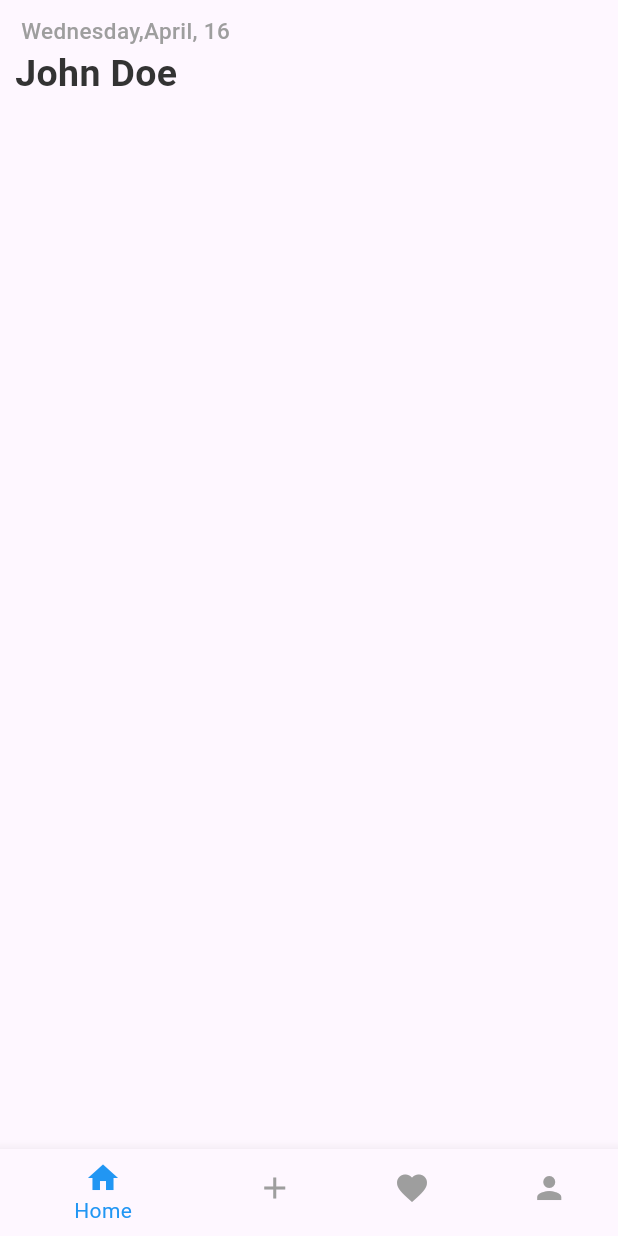
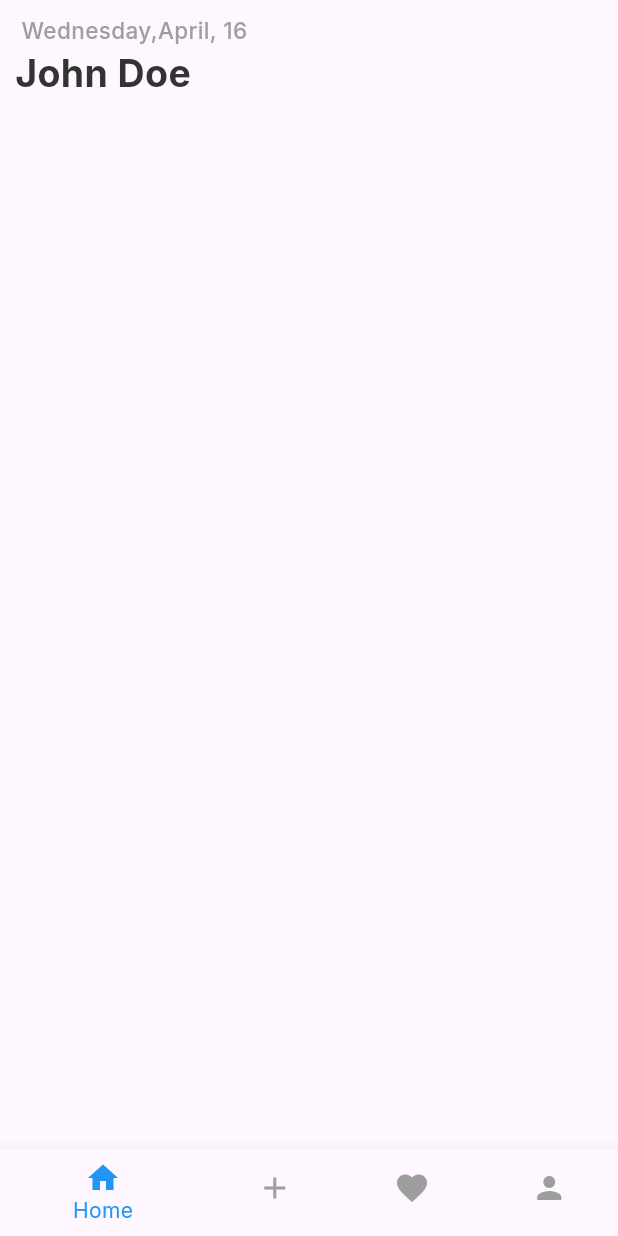
Before and after one commit to IKDewaraja/FlutterGuide, a Flutter app: the screen it shows after launch, on a phone screen of 412 x 824 dp. Run offline on Flutter 3.47's test engine with Material 3 defaults, Android fonts, the phone set to English and light mode, and no system bars; our stand-ins replace google_fonts.

Commit message:
add google fonts for the app

```diff
--- a/workout_planner/lib/main.dart
+++ b/workout_planner/lib/main.dart
@@ -1,4 +1,5 @@
 import 'package:flutter/material.dart';
+import 'package:google_fonts/google_fonts.dart';
 
 import 'package:workout_planner/pages/home_page.dart';
 import 'package:workout_planner/pages/add_new_page.dart';
@@ -34,6 +35,10 @@ int _currentIndex = 0;
     return  MaterialApp(
       debugShowCheckedModeBanner: false,
       title: "Workout Planner",
+      theme: ThemeData(
+        primaryColor: Colors.blue,
+        textTheme: GoogleFonts.interTextTheme(
+          Theme.of(context).textTheme)),
       home: Scaffold(
         bottomNavigationBar: BottomNavigationBar(
           selectedItemColor: Colors.blue,
--- a/workout_planner/pubspec.yaml
+++ b/workout_planner/pubspec.yaml
@@ -35,6 +35,7 @@ dependencies:
   # Use with the CupertinoIcons class for iOS style icons.
   cupertino_icons: ^1.0.8
   intl: ^0.20.2
+  google_fonts: ^6.2.1
 
 dev_dependencies:
   flutter_test:
```
Also changed, not shown: workout_planner/pubspec.lock, 1 other file.
